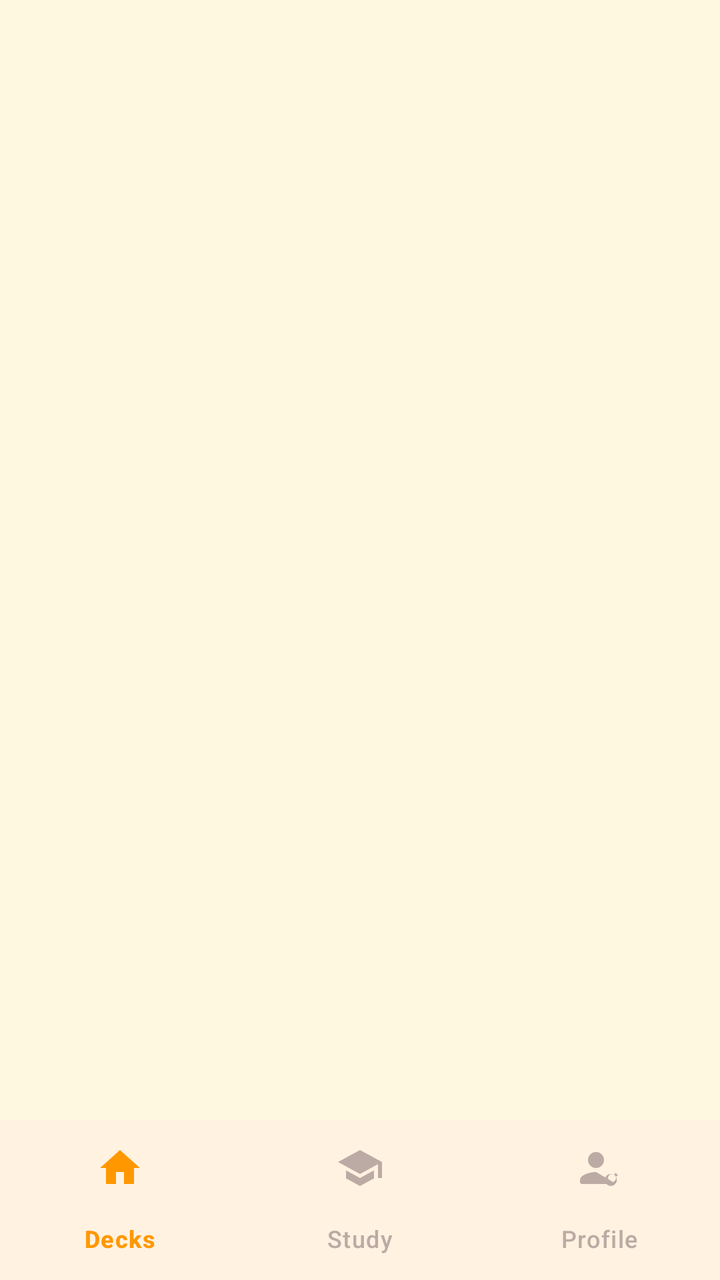
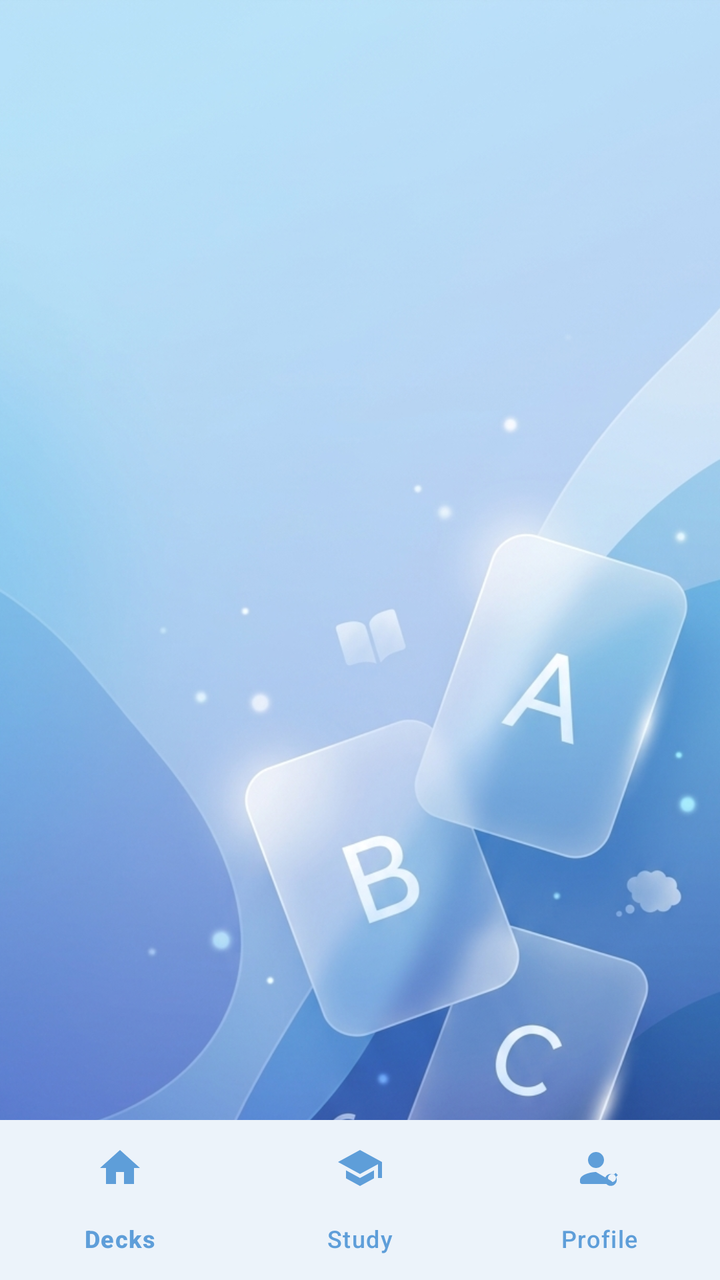

Before-and-after screenshots of an Android layout around one commit, followed by the original layout XML and the change that was made.
<!-- AndroidManifest.xml: application theme Theme.SmartFlashCard -->
<!-- res/layout/activity_main.xml -->
<?xml version="1.0" encoding="utf-8"?>
<androidx.constraintlayout.widget.ConstraintLayout
    xmlns:android="http://schemas.android.com/apk/res/android"
    xmlns:app="http://schemas.android.com/apk/res-auto"
    android:id="@+id/mainRoot"
    android:layout_width="match_parent"
    android:layout_height="match_parent"
    android:background="?android:attr/colorBackground">

    <androidx.fragment.app.FragmentContainerView
        android:id="@+id/fragmentContainer"
        android:layout_width="0dp"
        android:layout_height="0dp"
        app:layout_constraintTop_toTopOf="parent"
        app:layout_constraintBottom_toTopOf="@id/bottomNavigationView"
        app:layout_constraintStart_toStartOf="parent"
        app:layout_constraintEnd_toEndOf="parent" />

    <com.google.android.material.bottomnavigation.BottomNavigationView
        android:id="@+id/bottomNavigationView"
        android:layout_width="0dp"
        android:layout_height="wrap_content"
        android:background="?attr/colorSurface"
        app:elevation="8dp"
        app:labelVisibilityMode="labeled"
        app:itemIconTint="@color/bottom_nav_item_color"
        app:itemTextColor="@color/bottom_nav_item_color"
        app:itemActiveIndicatorStyle="@style/Widget.SmartFlashCard.BottomNav.ActiveIndicator"
        app:menu="@menu/bottom_nav_menu"
        app:layout_constraintBottom_toBottomOf="parent"
        app:layout_constraintStart_toStartOf="parent"
        app:layout_constraintEnd_toEndOf="parent" />

</androidx.constraintlayout.widget.ConstraintLayout>
<!-- resources referenced by this layout -->
<resources>
  <style name="Widget.SmartFlashCard.BottomNav.ActiveIndicator" parent="Widget.Material3.BottomNavigationView.ActiveIndicator">
          <item name="android:color">@color/md_theme_light_secondaryContainer</item>
      </style>
  <style name="Theme.SmartFlashCard" parent="Base.Theme.SmartFlashCard" />
  <color name="md_theme_light_secondaryContainer">#B2EBF2</color>
  <color name="md_theme_light_primary">#FF9800</color>
  <color name="md_theme_light_onPrimary">#FFFFFF</color>
  <color name="md_theme_light_primaryContainer">#FFE0B2</color>
  <color name="md_theme_light_onPrimaryContainer">#5D3200</color>
  <color name="md_theme_light_secondary">#00BCD4</color>
  <color name="md_theme_light_onSecondary">#FFFFFF</color>
  <color name="md_theme_light_onSecondaryContainer">#006064</color>
  <color name="md_theme_light_tertiary">#66BB6A</color>
  <color name="md_theme_light_onTertiary">#FFFFFF</color>
  <color name="md_theme_light_tertiaryContainer">#C8E6C9</color>
  <color name="md_theme_light_onTertiaryContainer">#1B5E20</color>
  <color name="md_theme_light_background">#FFF8E1</color>
  <color name="md_theme_light_onBackground">#3E2723</color>
  <color name="md_theme_light_error">#E53935</color>
  <color name="md_theme_light_onError">#FFFFFF</color>
  <color name="md_theme_light_errorContainer">#FFCDD2</color>
  <color name="md_theme_light_onErrorContainer">#B71C1C</color>
  <color name="md_theme_light_surface">#FFFFFF</color>
  <color name="md_theme_light_onSurface">#3E2723</color>
  <color name="md_theme_light_surfaceVariant">#FFF3E0</color>
  <color name="md_theme_light_onSurfaceVariant">#6D4C41</color>
  <color name="md_theme_light_outline">#BCAAA4</color>
  <style name="Widget.SmartFlashCard.Button" parent="Widget.Material3.Button">
          <item name="cornerRadius">@dimen/kid_corner_button</item>
          <item name="backgroundTint">?attr/colorPrimary</item>
          <item name="android:textColor">?attr/colorOnPrimary</item>
      </style>
  <style name="Widget.SmartFlashCard.Card" parent="Widget.Material3.CardView.Elevated">
          <item name="cardCornerRadius">@dimen/kid_corner_card</item>
          <item name="cardElevation">@dimen/kid_elevation_card</item>
          <item name="cardBackgroundColor">?attr/colorSurface</item>
          <item name="strokeWidth">0dp</item>
      </style>
  <style name="Widget.SmartFlashCard.Toolbar" parent="Widget.Material3.Toolbar">
          <item name="android:background">?attr/colorPrimary</item>
          <item name="titleTextColor">?attr/colorOnPrimary</item>
          <item name="subtitleTextColor">?attr/colorOnPrimary</item>
          <item name="navigationIconTint">?attr/colorOnPrimary</item>
      </style>
  <style name="Widget.SmartFlashCard.Fab" parent="Widget.Material3.FloatingActionButton.Primary">
          <item name="backgroundTint">?attr/colorSecondary</item>
          <item name="tint">?attr/colorOnSecondary</item>
          <item name="shapeAppearance">@style/ShapeAppearance.SmartFlashCard.Medium</item>
      </style>
  <style name="ShapeAppearance.SmartFlashCard.Small" parent="ShapeAppearance.Material3.Corner.Small">
          <item name="cornerSize">@dimen/kid_corner_small</item>
      </style>
  <style name="ShapeAppearance.SmartFlashCard.Medium" parent="ShapeAppearance.Material3.Corner.Medium">
          <item name="cornerSize">@dimen/kid_corner_button</item>
      </style>
  <style name="ShapeAppearance.SmartFlashCard.Large" parent="ShapeAppearance.Material3.Corner.Large">
          <item name="cornerSize">@dimen/kid_corner_card</item>
      </style>
  <dimen name="kid_corner_button">16dp</dimen>
  <dimen name="kid_corner_card">24dp</dimen>
  <dimen name="kid_elevation_card">4dp</dimen>
  <dimen name="kid_corner_small">12dp</dimen>
  <!-- unchanged entries left out for length: 2 -->
</resources>

<!-- the commit's change to res/layout/activity_main.xml (unified diff, before → after) -->
@@ -5,7 +5,7 @@
     android:id="@+id/mainRoot"
     android:layout_width="match_parent"
     android:layout_height="match_parent"
-    android:background="?android:attr/colorBackground">
+    android:background="@drawable/bg">
 
     <androidx.fragment.app.FragmentContainerView
         android:id="@+id/fragmentContainer"
<!-- resource entries referenced after the edit -->
@@ -1,14 +1,15 @@
 <!-- resources referenced by this layout -->
 <resources>
+  <!-- drawable bg: png bitmap (drawable, 800499 bytes) -->
   <style name="Widget.SmartFlashCard.BottomNav.ActiveIndicator" parent="Widget.Material3.BottomNavigationView.ActiveIndicator">
           <item name="android:color">@color/md_theme_light_secondaryContainer</item>
       </style>
   <style name="Theme.SmartFlashCard" parent="Base.Theme.SmartFlashCard" />
   <color name="md_theme_light_secondaryContainer">#B2EBF2</color>
-  <color name="md_theme_light_primary">#FF9800</color>
+  <color name="md_theme_light_primary">#5E9ED9</color>
   <color name="md_theme_light_onPrimary">#FFFFFF</color>
-  <color name="md_theme_light_primaryContainer">#FFE0B2</color>
-  <color name="md_theme_light_onPrimaryContainer">#5D3200</color>
+  <color name="md_theme_light_primaryContainer">#A9DBFF</color>
+  <color name="md_theme_light_onPrimaryContainer">#162E7B</color>
   <color name="md_theme_light_secondary">#00BCD4</color>
   <color name="md_theme_light_onSecondary">#FFFFFF</color>
   <color name="md_theme_light_onSecondaryContainer">#006064</color>
@@ -16,20 +17,20 @@
   <color name="md_theme_light_onTertiary">#FFFFFF</color>
   <color name="md_theme_light_tertiaryContainer">#C8E6C9</color>
   <color name="md_theme_light_onTertiaryContainer">#1B5E20</color>
-  <color name="md_theme_light_background">#FFF8E1</color>
-  <color name="md_theme_light_onBackground">#3E2723</color>
+  <color name="md_theme_light_background">#A9DBFF</color>
+  <color name="md_theme_light_onBackground">#162E7B</color>
   <color name="md_theme_light_error">#E53935</color>
   <color name="md_theme_light_onError">#FFFFFF</color>
   <color name="md_theme_light_errorContainer">#FFCDD2</color>
   <color name="md_theme_light_onErrorContainer">#B71C1C</color>
   <color name="md_theme_light_surface">#FFFFFF</color>
-  <color name="md_theme_light_onSurface">#3E2723</color>
-  <color name="md_theme_light_surfaceVariant">#FFF3E0</color>
-  <color name="md_theme_light_onSurfaceVariant">#6D4C41</color>
-  <color name="md_theme_light_outline">#BCAAA4</color>
+  <color name="md_theme_light_onSurface">#162E7B</color>
+  <color name="md_theme_light_surfaceVariant">#A9DBFF</color>
+  <color name="md_theme_light_onSurfaceVariant">#162E7B</color>
+  <color name="md_theme_light_outline">#5E9ED9</color>
   <style name="Widget.SmartFlashCard.Button" parent="Widget.Material3.Button">
           <item name="cornerRadius">@dimen/kid_corner_button</item>
-          <item name="backgroundTint">?attr/colorPrimary</item>
+          <item name="backgroundTint">#3C9DF2</item>
           <item name="android:textColor">?attr/colorOnPrimary</item>
       </style>
   <style name="Widget.SmartFlashCard.Card" parent="Widget.Material3.CardView.Elevated">
